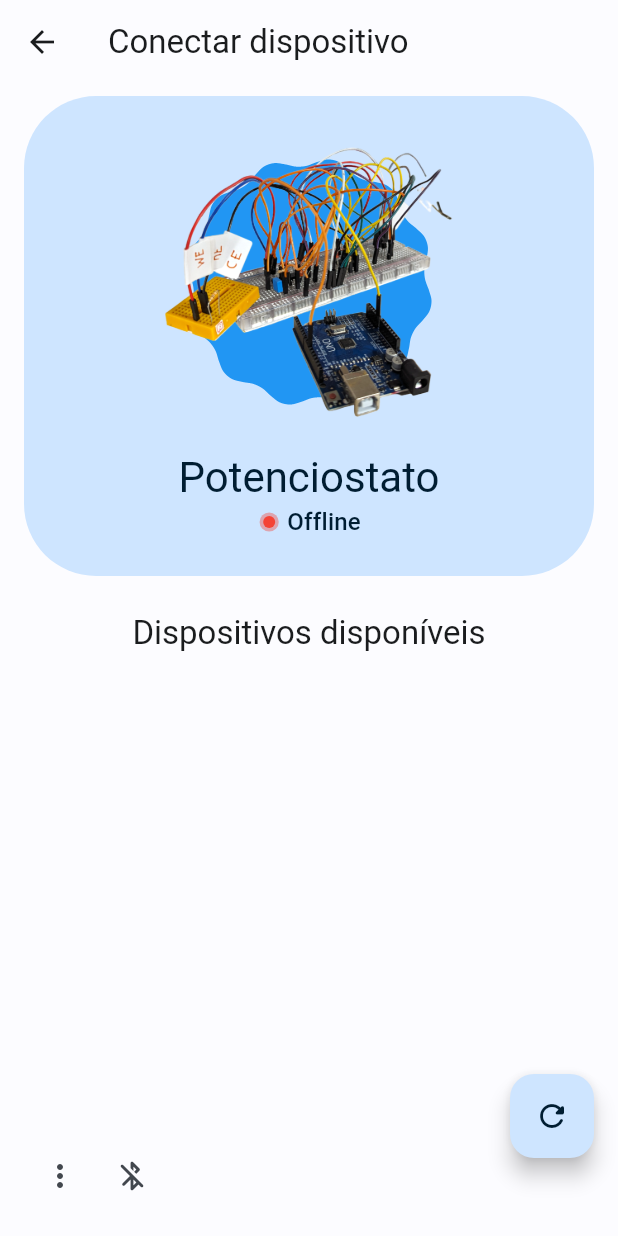
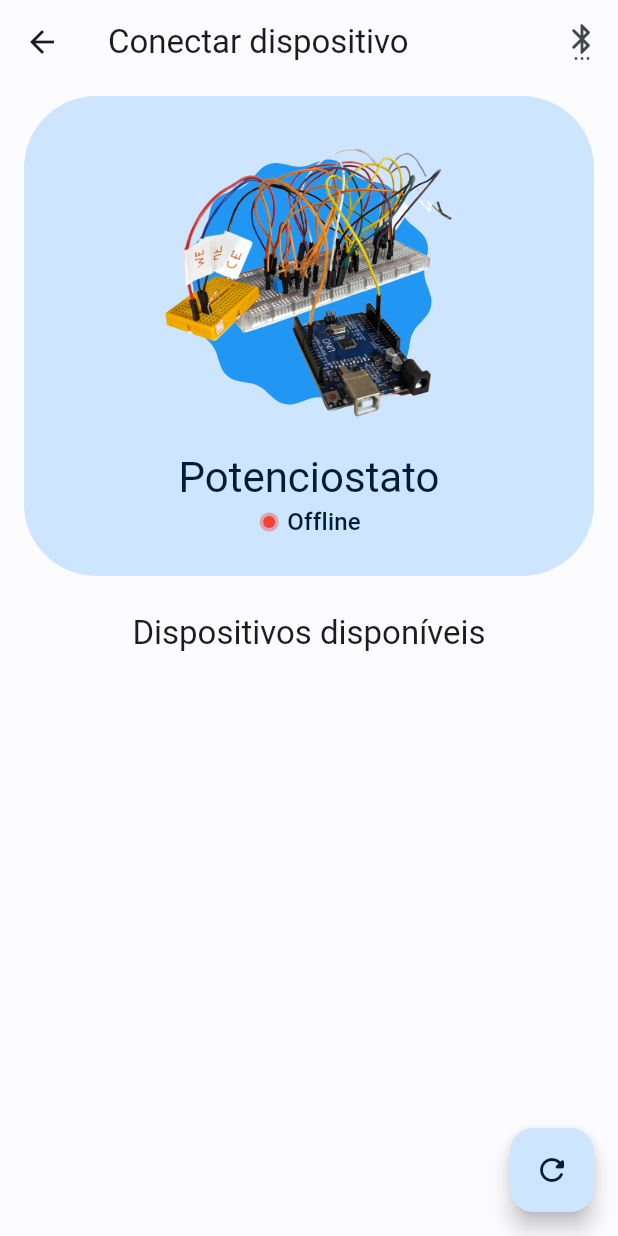
Before and after one commit to vicenteparmi/labsense, a Flutter app: the screen it shows after launch, after a tap on "Potenciostato", on a phone screen of 412 x 824 dp. Run offline on Flutter 3.47's test engine with Material 3 defaults, Android fonts, the phone set to English and light mode, and no system bars; our stand-ins replace flutter_bluetooth_serial, shared_preferences; generated files the repository leaves out were written again.

Commit message:
Updated bluetooth connection data

```diff
--- a/lib/main.dart
+++ b/lib/main.dart
@@ -25,7 +25,7 @@ class MyApp extends StatelessWidget {
           colorScheme: darkColorScheme,
           useMaterial3: true,
         ),
-        themeMode: ThemeMode.system,
+        themeMode: ThemeMode.light,
         localizationsDelegates: const [
           AppLocalizations.delegate,
           GlobalMaterialLocalizations.delegate,
--- a/lib/pages/connect_device/bluetooth_device_list_entry.dart
+++ b/lib/pages/connect_device/bluetooth_device_list_entry.dart
@@ -10,13 +10,21 @@ class BluetoothDeviceListEntry extends ListTile {
     super.onLongPress,
     super.enabled,
   }) : super(
-          leading: const Icon(
-              Icons.devices), // @TODO . !BluetoothClass! class aware icon
+          leading: const Icon(Icons.devices),
           title: Text(device.name ?? ""),
           subtitle: Text(device.address.toString()),
+          shape: RoundedRectangleBorder(
+            borderRadius: BorderRadius.circular(8.0),
+          ),
           trailing: Row(
             mainAxisSize: MainAxisSize.min,
             children: <Widget>[
+              device.isConnected
+                  ? const Icon(Icons.import_export)
+                  : const SizedBox(width: 0, height: 0),
+              device.isBonded
+                  ? const Icon(Icons.bluetooth_connected_rounded)
+                  : const SizedBox(width: 0, height: 0),
               rssi != null
                   ? Container(
                       margin: const EdgeInsets.all(8.0),
@@ -31,12 +39,6 @@ class BluetoothDeviceListEntry extends ListTile {
                         ),
                       ),
                     )
-                  : const SizedBox(width: 0, height: 0),
-              device.isConnected
-                  ? const Icon(Icons.import_export)
-                  : const SizedBox(width: 0, height: 0),
-              device.isBonded
-                  ? const Icon(Icons.link)
                   : const SizedBox(width: 0, height: 0),
             ],
           ),
--- a/lib/pages/connect_device/device_connection.dart
+++ b/lib/pages/connect_device/device_connection.dart
@@ -10,7 +10,15 @@ import '../../components/blinking_circle.dart';
 import 'bluetooth_device_list_entry.dart';
 
 class ConnectDevice extends StatefulWidget {
-  const ConnectDevice({super.key});
+  final Function updateConnection;
+  final bool oldStatus;
+  final String oldName;
+
+  const ConnectDevice(
+      {super.key,
+      required this.updateConnection,
+      required this.oldStatus,
+      required this.oldName});
 
   @override
   State<ConnectDevice> createState() => _ConnectDeviceState();
@@ -27,6 +35,7 @@ class _ConnectDeviceState extends State<ConnectDevice> {
   bool isScanning = true;
   bool isConnected = false;
   String deviceID = '';
+  String connectedDevice = '';
 
   double scale = 1.0;
 
@@ -67,7 +76,7 @@ class _ConnectDeviceState extends State<ConnectDevice> {
       });
     });
 
-    _subscription!.onDone(() {
+    _subscription.onDone(() {
       setState(() {
         isScanning = false;
       });
@@ -77,6 +86,8 @@ class _ConnectDeviceState extends State<ConnectDevice> {
   @override
   void initState() {
     super.initState();
+    isConnected = widget.oldStatus;
+    connectedDevice = widget.oldName;
     // Start discovery
     _startDiscovery();
   }
@@ -92,6 +103,16 @@ class _ConnectDeviceState extends State<ConnectDevice> {
     return Scaffold(
       appBar: AppBar(
         title: Text(AppLocalizations.of(context)!.connectDevice),
+        scrolledUnderElevation: 0.0,
+        actions: [
+          // Open Bluetooth settings
+          IconButton(
+            icon: const Icon(Icons.settings_bluetooth_rounded),
+            onPressed: () {
+              FlutterBluetoothSerial.instance.openSettings();
+            },
+          ),
+        ],
       ),
       floatingActionButton: FloatingActionButton(
         onPressed: () {
@@ -113,22 +134,15 @@ class _ConnectDeviceState extends State<ConnectDevice> {
                 width: 24.0, // specify the width
                 height: 24.0, // specify the height
                 child: CircularProgressIndicator(
-                  valueColor: AlwaysStoppedAnimation<Color>(
-                    Theme.of(context).colorScheme.onPrimaryContainer,
-                  ),
-                  strokeWidth: 2.0,
+                  valueColor: AlwaysStoppedAnimation<Color>(Theme.of(context)
+                      .colorScheme
+                      .onPrimaryContainer
+                      .withOpacity(0.6)),
+                  strokeWidth: 4.0,
                 ),
               )
             : const Icon(Icons.refresh_rounded),
       ),
-      floatingActionButtonLocation: FloatingActionButtonLocation.endDocked,
-      bottomNavigationBar: BottomBluetoothBar(
-          menuController: _menuController,
-          disconnect: () {
-            setState(() {
-              isConnected = false;
-            });
-          }),
       body: Padding(
         padding: const EdgeInsets.symmetric(horizontal: 16.0, vertical: 8.0),
         child: Column(
@@ -192,7 +206,7 @@ class _ConnectDeviceState extends State<ConnectDevice> {
                           const SizedBox(width: 4.0),
                           Text(
                             isConnected
-                                ? AppLocalizations.of(context)!.connected
+                                ? '${AppLocalizations.of(context)!.connected} ($connectedDevice)'
                                 : AppLocalizations.of(context)!.disconnected,
                             style: Theme.of(context)
                                 .textTheme
@@ -238,9 +252,11 @@ class _ConnectDeviceState extends State<ConnectDevice> {
                               'Unbonding from ${device.address} has succed');
                           setState(() {
                             isConnected = false;
+                            connectedDevice = '';
+                            widget.updateConnection(false, '');
                           });
                           SharedPreferences.getInstance().then((prefs) {
-                            prefs.setString('deviceID', '');
+                            prefs.remove('connectedDevice');
                           });
                         } else {
                           debugPrint('Bonding with ${device.address}...');
@@ -250,11 +266,16 @@ class _ConnectDeviceState extends State<ConnectDevice> {
                               'Bonding with ${device.address} has ${bonded ? 'succed' : 'failed'}.');
                           setState(() {
                             isConnected = bonded;
+                            connectedDevice = (bonded ? device.name : '')!;
+                            widget.updateConnection(bonded, device.name ?? '');
                           });
 
                           // Save to shared preferences
                           SharedPreferences.getInstance().then((prefs) {
-                            prefs.setString('deviceID', bonded ? address : '');
+                            prefs.setStringList('connectedDevice', [
+                              device.name ?? device.address,
+                              device.address,
+                            ]);
                           });
                         }
                         setState(() {
@@ -323,8 +344,8 @@ class BottomBluetoothBar extends StatelessWidget {
               menuChildren: <PopupMenuEntry>[
                 PopupMenuItem(
                   onTap: () {
-                    // Send data to the device
-                    sendDataToDevice('Hello from Labsense!');
+                    // Open Bluetooth settings
+                    FlutterBluetoothSerial.instance.openSettings();
                   },
                   child: ListTile(
                     leading: const Icon(Icons.bluetooth_rounded),
@@ -339,54 +360,6 @@ class BottomBluetoothBar extends StatelessWidget {
                 },
                 icon: const Icon(Icons.more_vert_rounded),
               )),
-          // Disconnect button
-          IconButton(
-              onPressed: () {
-                // Show popup to confirm disconnection
-                showDialog(
-                  context: context,
-                  builder: (context) {
-                    return AlertDialog(
-                      title:
-                          Text(AppLocalizations.of(context)!.disconnectDevice),
-                      content: Text(AppLocalizations.of(context)!
-                          .disconnectDeviceMessage),
-                      actions: <Widget>[
-                        TextButton(
-                          onPressed: () {
-                            Navigator.of(context).pop();
-                          },
-                          child: Text(AppLocalizations.of(context)!.cancel),
-                        ),
-                        TextButton(
-                          onPressed: () async {
-                            // // Disconnect from the device
-                            // String deviceID = await getConnectedDevice();
-
-                            // if (deviceID.isNotEmpty) {
-                            //   disconnectFromDevice(deviceID);
-                            //   disconnect();
-                            // } else {
-                            //   // Show error message as snackbar
-                            //   ScaffoldMessenger.of(context).showSnackBar(
-                            //     SnackBar(
-                            //       content: Text(AppLocalizations.of(context)!
-                            //           .noDevicesConnected),
-                            //     ),
-                            //   );
-                            // }
-
-                            // // ignore: use_build_context_synchronously
-                            // Navigator.of(context).pop();
-                          },
-                          child: Text(AppLocalizations.of(context)!.disconnect),
-                        ),
-                      ],
-                    );
-                  },
-                );
-              },
-              icon: const Icon(Icons.bluetooth_disabled_rounded)),
         ],
       ),
     );
--- a/lib/pages/main_pages/home.dart
+++ b/lib/pages/main_pages/home.dart
@@ -1,11 +1,12 @@
 import 'package:flutter/material.dart';
-import 'package:flutter_bluetooth_serial/flutter_bluetooth_serial.dart';
 import 'package:flutter_gen/gen_l10n/app_localizations.dart';
 import 'package:labsense/components/blinking_circle.dart';
 import 'package:labsense/components/experiment_card_preview.dart';
 import 'package:labsense/components/material_you_shape.dart';
 import 'package:labsense/pages/experiments/add_new.dart';
 import 'package:labsense/pages/main_pages/settings.dart';
+import 'package:labsense/scripts/bluetooth_com.dart';
+import 'package:shared_preferences/shared_preferences.dart';
 
 import '../connect_device/device_connection.dart';
 
@@ -18,6 +19,7 @@ class Home extends StatefulWidget {
 
 class _HomeState extends State<Home> {
   bool isConnected = false;
+  String connectedDeviceName = '';
 
   double scale = 1.0;
 
@@ -35,25 +37,21 @@ class _HomeState extends State<Home> {
     });
   }
 
-  // Check bluetooth connection
-  void checkConnection() {
-    FlutterBluetoothSerial.instance
-        .getBondedDevices()
-        .then((List<BluetoothDevice> devices) {
-      for (BluetoothDevice device in devices) {
-        if (device.isConnected) {
+  Future<void> updateConnection(status, name) async {
     setState(() {
-            isConnected = true;
-          });
-        }
-      }
+      isConnected = status;
+      connectedDeviceName = name;
     });
   }
 
   @override
   void initState() {
     super.initState();
-    checkConnection();
+
+    // Clear shared preferences device tag
+    SharedPreferences.getInstance().then((prefs) {
+      prefs.remove('connectedDevice');
+    });
   }
 
   @override
@@ -95,7 +93,13 @@ class _HomeState extends State<Home> {
                   Navigator.push(
                     context,
                     MaterialPageRoute(
-                      builder: (context) => const ConnectDevice(),
+                      builder: (context) => ConnectDevice(
+                        updateConnection: (status, name) {
+                          updateConnection(status, name);
+                        },
+                        oldName: connectedDeviceName,
+                        oldStatus: isConnected,
+                      ),
                     ),
                   );
                 },
@@ -130,6 +134,9 @@ class _HomeState extends State<Home> {
                         const SizedBox(
                           height: 8.0,
                         ),
+                        Row(
+                          mainAxisAlignment: MainAxisAlignment.center,
+                          children: [
                             Text(
                               AppLocalizations.of(context)!.potentiostat,
                               style: Theme.of(context)
@@ -141,6 +148,15 @@ class _HomeState extends State<Home> {
                                         .onPrimaryContainer,
                                   ),
                             ),
+                            Icon(
+                              Icons.keyboard_arrow_right_rounded,
+                              color: Theme.of(context)
+                                  .colorScheme
+                                  .onPrimaryContainer,
+                              size: 24.0,
+                            ),
+                          ],
+                        ),
                         Row(
                           mainAxisAlignment: MainAxisAlignment.center,
                           children: <Widget>[
@@ -151,7 +167,7 @@ class _HomeState extends State<Home> {
                             const SizedBox(width: 4.0),
                             Text(
                               isConnected
-                                  ? AppLocalizations.of(context)!.connected
+                                  ? '${AppLocalizations.of(context)!.connected} ($connectedDeviceName)'
                                   : AppLocalizations.of(context)!.disconnected,
                               style: Theme.of(context)
                                   .textTheme
```
Also changed, not shown: lib/scripts/bluetooth_com.dart (+19 -5 lines). Lines whose indentation alone changed are shown as unchanged.
